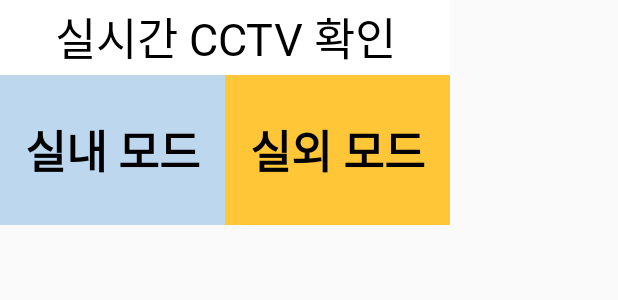
After one commit to chae001122/SIGHOME, an Android app: the layout activity_cctv_pop_up.xml on its own in the app's theme, with its tools: preview values and no code run, on a phone screen of 412 x 824 dp. The commit adds this screen. Shown: the top 300 px of the screen. Run offline under Robolectric (Android 15) with nearby library versions, the phone set to English and light mode, and no system bars.

Commit message:
모니터링 (실내/외) 모드 다이얼로그 생성

```diff
--- a/app/src/main/AndroidManifest.xml
+++ b/app/src/main/AndroidManifest.xml
@@ -9,6 +9,7 @@
     <uses-permission android:name="android.permission.RECEIVE_SMS" />
     <uses-permission android:name="android.permission.READ_PHONE_STATE" />
     <uses-permission android:name="android.permission.INTERNET" />
+
     <application
         android:allowBackup="true"
         android:icon="@mipmap/ic_sighome"
@@ -18,13 +19,13 @@
         android:theme="@style/Theme.SIGHOME"
         android:usesCleartextTraffic="true">
         <activity
+            android:name=".CctvPopUpActivity"
+            android:excludeFromRecents="true"
+            android:taskAffinity=".popup"
+            android:theme="@android:style/Theme.Holo.Dialog.NoActionBar" />
+        <activity
             android:name=".Cctv"
             android:exported="true" />
-        <activity
-            android:name=".CCTVActivity2"
-            android:exported="true"
-            android:label="@string/title_activity_cctvactivity2"
-            android:theme="@style/Theme.SIGHOME.NoActionBar" />
         <activity
             android:name=".PopUpActivity"
             android:excludeFromRecents="true"
--- /dev/null
+++ b/app/src/main/java/com/example/sighome/CctvPopUpActivity.java
@@ -0,0 +1,14 @@
+package com.example.sighome;
+
+import android.app.Activity;
+
+import android.os.Bundle;
+
+public class CctvPopUpActivity extends Activity {
+
+    @Override
+    protected void onCreate(Bundle savedInstanceState) {
+        super.onCreate(savedInstanceState);
+        setContentView(R.layout.activity_cctv_pop_up);
+    }
+}
--- a/app/src/main/java/com/example/sighome/MainActivity.java
+++ b/app/src/main/java/com/example/sighome/MainActivity.java
@@ -164,7 +164,7 @@ public class MainActivity extends AppCompatActivity {
             @Override
             public void onClick(View v) {
                 Log.i(DEBUG_TAG,"티비 보자");
-                Intent intent = new Intent(getApplicationContext(), Cctv.class);
+                Intent intent = new Intent(getApplicationContext(), CctvPopUpActivity.class);
                 startActivity(intent);
             }
         });
--- /dev/null
+++ b/app/src/main/res/layout/activity_cctv_pop_up.xml
@@ -0,0 +1,60 @@
+<?xml version="1.0" encoding="utf-8"?>
+<LinearLayout xmlns:android="http://schemas.android.com/apk/res/android"
+    android:layout_width="300dp"
+    android:layout_height="wrap_content"
+    android:background="@color/white"
+    android:orientation="vertical">
+
+    <!-- 타이틀바 -->
+    <LinearLayout
+        android:layout_width="match_parent"
+        android:layout_height="50dp"
+        android:orientation="horizontal"
+        android:background="@color/white">
+        <TextView
+            android:id="@+id/colorBar"
+            android:layout_width="match_parent"
+            android:layout_height="match_parent"
+            android:fontFamily="@font/acarracer"
+            android:gravity="center"
+            android:text="실시간 CCTV 확인"
+            android:textColor="#000000"
+            android:textSize="30sp" />
+    </LinearLayout>
+    <!-- //end 타이틀바 -->
+
+    <!-- Notice -->
+    <!-- Notice -->
+
+
+    <LinearLayout
+        android:layout_width="match_parent"
+        android:layout_height="100dp"
+        android:gravity="center"
+        android:orientation="horizontal">
+
+        <Button
+            android:id="@+id/insideCctv_btn"
+            android:layout_width="0dp"
+            android:layout_height="match_parent"
+            android:layout_weight="10"
+            android:background="@color/alarm_on_mode"
+            android:fontFamily="@font/custom_font_family"
+            android:text="실내 모드"
+            android:textStyle="bold"
+            android:textColor="#000000"
+            android:textSize="30sp" />
+
+        <Button
+            android:id="@+id/outsideCctv_btn"
+            android:layout_width="0dp"
+            android:layout_height="match_parent"
+            android:layout_weight="10"
+            android:background="@color/turn_off_btn"
+            android:fontFamily="@font/custom_font_family"
+            android:text="실외 모드"
+            android:textStyle="bold"
+            android:textColor="#000000"
+            android:textSize="30sp" />
+    </LinearLayout>
+</LinearLayout>
--- a/app/src/main/res/layout/activity_emmessagesend.xml
+++ b/app/src/main/res/layout/activity_emmessagesend.xml
@@ -49,8 +49,7 @@
         <LinearLayout
             android:layout_width="0dp"
             android:layout_height="match_parent"
-            android:layout_weight="1"
-            >
+            android:layout_weight="1">
             <Button
                 android:id="@+id/send_to_112_btn"
                 android:layout_width="match_parent"
```
